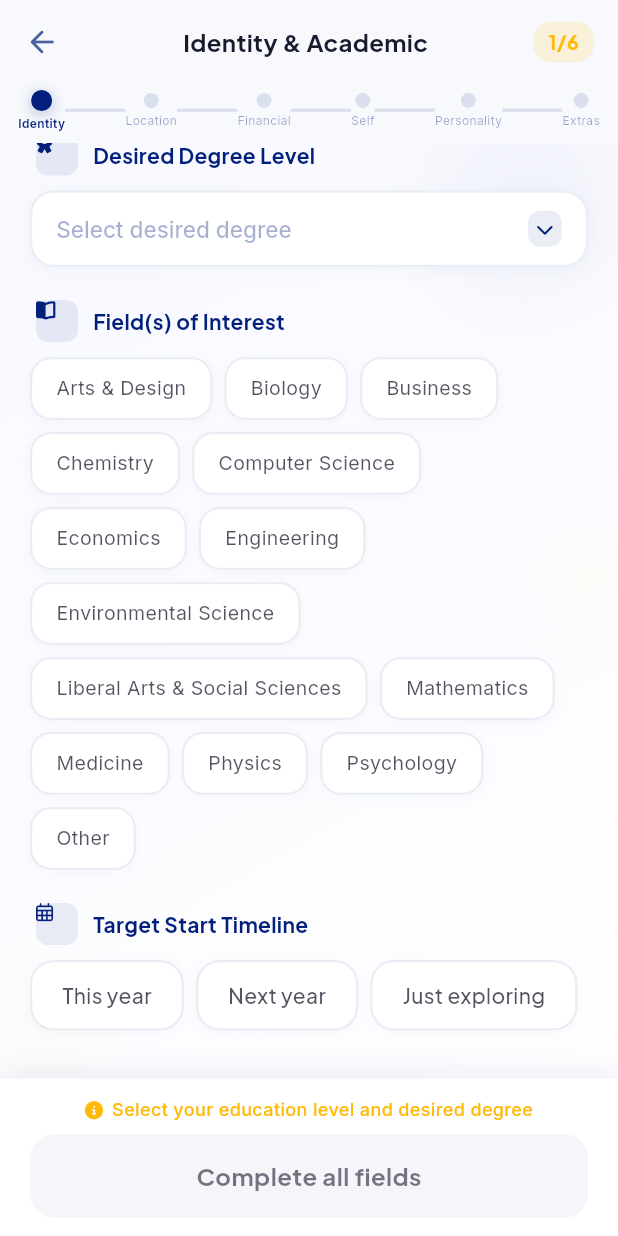
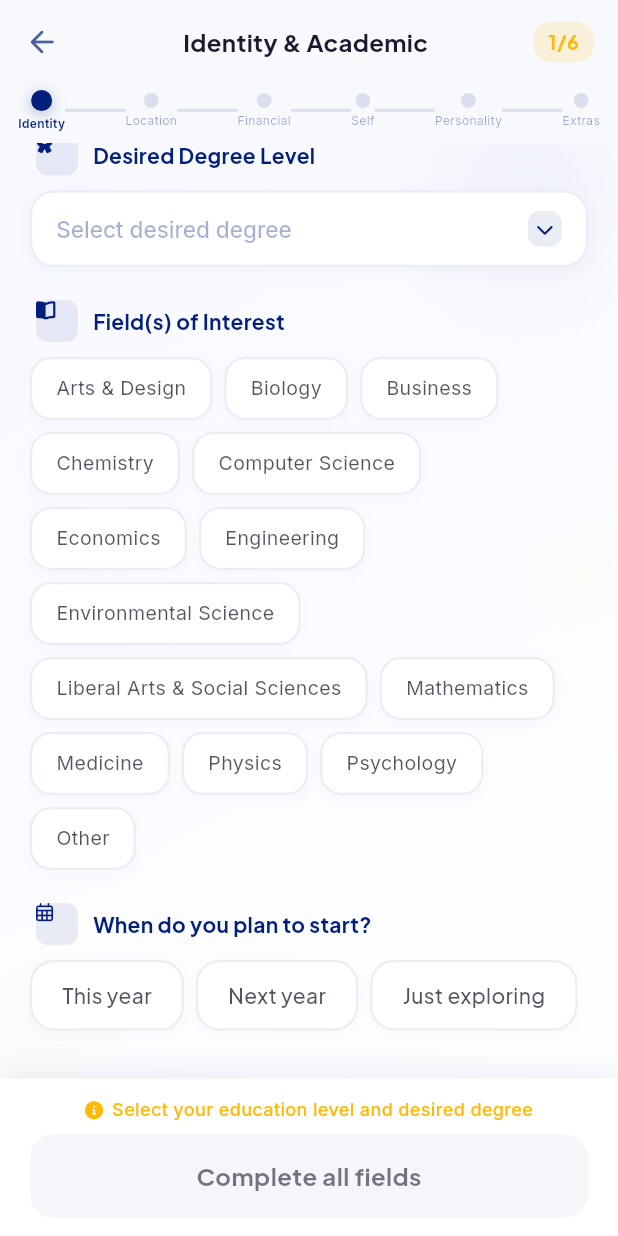
Before and after one commit to Fonchris/orientaaMobileApp, a Flutter app: the StudentOnboardingPage screen opened by its route, scrolled down 259 dp, on a phone screen of 412 x 824 dp. Run offline on Flutter 3.47's test engine with Material 3 defaults, Android fonts, the light colour scheme and no system bars; our stand-ins replace app_links, cloud_firestore, firebase_auth, firebase_core, font_awesome_flutter, google_fonts and 2 more; missing offline and left inert: country_picker_flutter_plus; accounts and stored records are empty.

Commit message:
Rename 'Target Start Timeline' to 'When do you plan to start?' for clarity

```diff
--- a/lib/widgets/student_onboarding/step1_identity_page.dart
+++ b/lib/widgets/student_onboarding/step1_identity_page.dart
@@ -157,7 +157,7 @@ class Step1IdentityPage extends StatelessWidget {
                       // Target Timeline
                       _buildSection(
                         icon: FontAwesomeIcons.calendarDays,
-                        label: 'Target Start Timeline',
+                        label: 'When do you plan to start?',
                         isDark: isDark,
                         subtitleColor: subtitleColor,
                         child: _buildChipGroup(
@@ -524,7 +524,7 @@ class Step1IdentityPage extends StatelessWidget {
     if (m.educationLevel == null) return 'Select your current education level';
     if (m.desiredDegreeLevel == null) return 'Select your desired degree level';
     if (m.fieldsOfInterest.isEmpty) return 'Select at least one field of interest';
-    if (m.targetTimeline == null) return 'Select your target start timeline';
+    if (m.targetTimeline == null) return 'Select when you plan to start';
     return '';
   }
 
```
